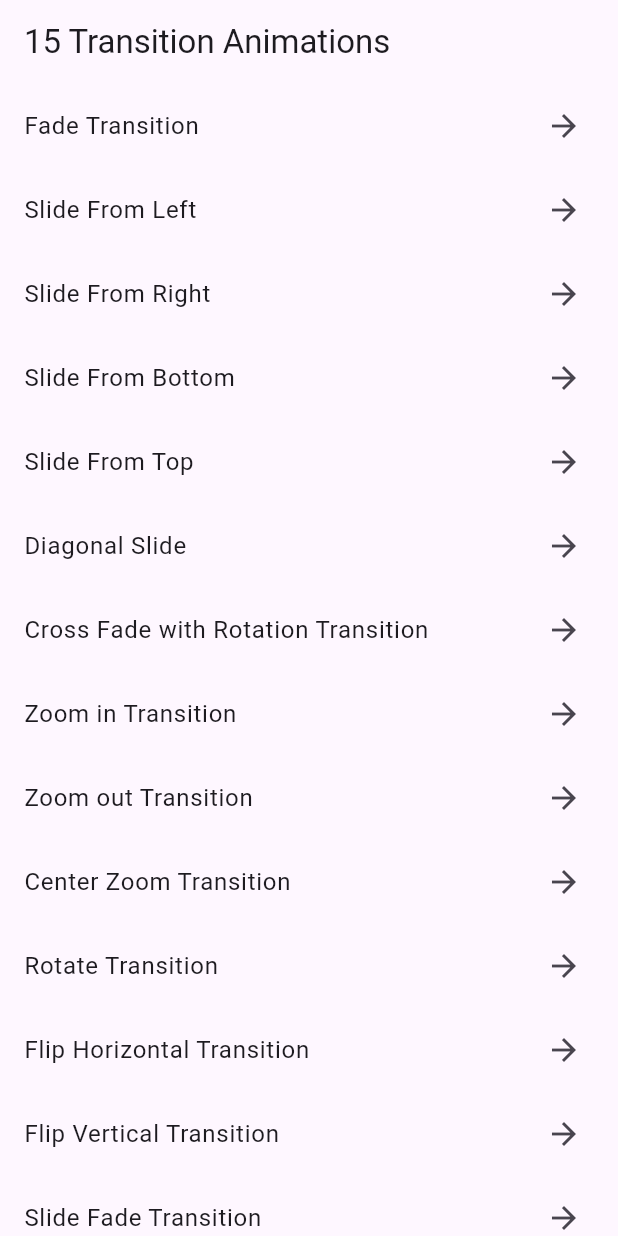
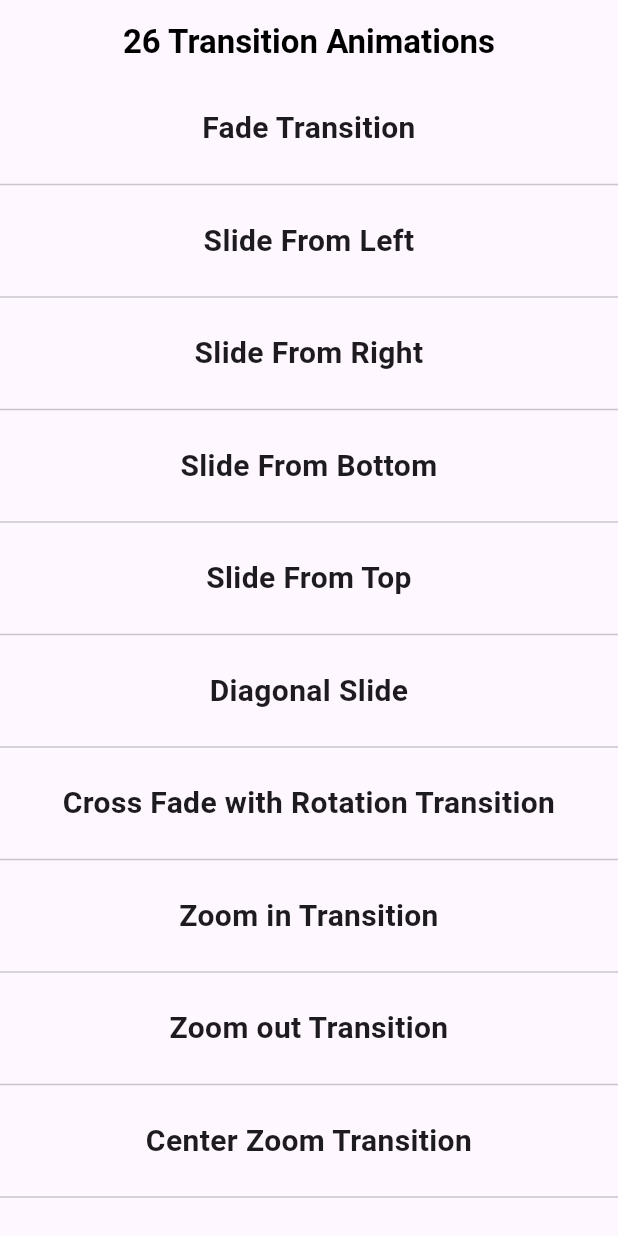
Before and after one commit to ParimSsme/screen_transitions, a Flutter app: the screen it shows after launch, on a phone screen of 412 x 824 dp. Run offline on Flutter 3.47's test engine with Material 3 defaults, Android fonts, the phone set to English and light mode, and no system bars.

Commit message:
add 10 screen transitions and fix design problems

```diff
--- a/lib/main.dart
+++ b/lib/main.dart
@@ -1,12 +1,22 @@
 import 'package:flutter/material.dart';
+import 'package:screen_transitions/page_routes/blur_to_clear.dart';
+import 'package:screen_transitions/page_routes/bounce_with_rotation.dart';
 import 'package:screen_transitions/page_routes/center_zoom.dart';
+import 'package:screen_transitions/page_routes/circular_reveal.dart';
 import 'package:screen_transitions/page_routes/cross_fade.dart';
 import 'package:screen_transitions/page_routes/diagonal_slide.dart';
+import 'package:screen_transitions/page_routes/elastic.dart';
 import 'package:screen_transitions/page_routes/fade.dart';
+import 'package:screen_transitions/page_routes/flip_3d_vertical.dart';
 import 'package:screen_transitions/page_routes/flip_horizontal.dart';
 import 'package:screen_transitions/page_routes/flip_vertical.dart';
+import 'package:screen_transitions/page_routes/fragmented_explode.dart';
+import 'package:screen_transitions/page_routes/gaussian_blur.dart';
+import 'package:screen_transitions/page_routes/icon_morph.dart';
+import 'package:screen_transitions/page_routes/parallax_zoom.dart';
 import 'package:screen_transitions/page_routes/rotate.dart';
 import 'package:screen_transitions/page_routes/scale_rotate.dart';
+import 'package:screen_transitions/page_routes/shape_morph.dart';
 import 'package:screen_transitions/page_routes/slide_fade.dart';
 import 'package:screen_transitions/page_routes/slide_from_bottom.dart';
 import 'package:screen_transitions/page_routes/slide_from_left.dart';
@@ -26,58 +36,145 @@ class TransitionDemoApp extends StatelessWidget {
     return MaterialApp(
       debugShowCheckedModeBanner: false,
       title: 'Transition Demo',
-      theme: ThemeData(primarySwatch: Colors.blue),
+      theme: ThemeData(
+        cardTheme: const CardTheme(color: Colors.black45),
+        appBarTheme: const AppBarTheme(
+          centerTitle: true,
+          titleTextStyle: TextStyle(
+              fontWeight: FontWeight.bold, color: Colors.black, fontSize: 22),
+        ),
+      ),
       home: HomeScreen(),
     );
   }
 }
 
 class HomeScreen extends StatelessWidget {
-  const HomeScreen({super.key});
+  HomeScreen({super.key});
+
+  final transitions = [
+    {'name': 'Fade Transition', 'route': (page) => Fade(page: page)},
+    {'name': 'Slide From Left', 'route': (page) => SlideFromLeft(page: page)},
+    {
+      'name': 'Slide From Right',
+      'route': (page) => SlideFromRight(page: page)
+    },
+    {
+      'name': 'Slide From Bottom',
+      'route': (page) => SlideFromBottom(page: page)
+    },
+    {'name': 'Slide From Top', 'route': (page) => SlideFromTop(page: page)},
+    {'name': 'Diagonal Slide', 'route': (page) => DiagonalSlide(page: page)},
+    {
+      'name': 'Cross Fade with Rotation Transition',
+      'route': (page) => CrossFade(page: page)
+    },
+    {'name': 'Zoom in Transition', 'route': (page) => ZoomIn(page: page)},
+    {'name': 'Zoom out Transition', 'route': (page) => ZoomOut(page: page)},
+    {
+      'name': 'Center Zoom Transition',
+      'route': (page) => CenterZoom(page: page)
+    },
+    {'name': 'Rotate Transition', 'route': (page) => Rotate(page: page)},
+    {
+      'name': 'Flip Horizontal Transition',
+      'route': (page) => FlipHorizontal(page: page)
+    },
+    {
+      'name': 'Flip Vertical Transition',
+      'route': (page) => FlipVertical(page: page)
+    },
+    {
+      'name': 'Slide Fade Transition',
+      'route': (page) => SlideFade(page: page)
+    },
+    {
+      'name': 'Scale Rotate Transition',
+      'route': (page) => ScaleRotate(page: page)
+    },
+    {
+      'name': 'Slide Scale Fade Transition',
+      'route': (page) => SlideScaleFade(page: page)
+    },
+    {'name': 'Elastic Transition', 'route': (page) => Elastic(page: page)},
+    {
+      'name': 'Complex Icon Morph Transition',
+      'route': (page) => ComplexIconMorph(page: page, iconData: Icons.star)
+    },
+    {
+      'name': 'Shape Morph Transition',
+      'route': (page) => ShapeMorph(page: page)
+    },
+    {
+      'name': 'Fragmented Explode Transition',
+      'route': (page) => FragmentedExplode(page: page)
+    },
+    {
+      'name': 'Gaussian Blur Transition',
+      'route': (page) => GaussianBlur(page: page)
+    },{
+      'name': 'Blur to Clear Transition',
+      'route': (page) => BlurToClear(page: page)
+    },{
+      'name': 'Parallax Zoom Transition',
+      'route': (page) => ParallaxZoom(page: page)
+    },{
+      'name': 'Circular Reveal Transition',
+      'route': (page) => CircularReveal(page: page)
+    },{
+      'name': 'Bounce with Rotation Transition',
+      'route': (page) => BounceWithRotation(page: page)
+    },{
+      'name': 'Flip 3D Vertical Transition',
+      'route': (page) => Flip3dVertical(page: page)
+    },
+  ];
 
   @override
   Widget build(BuildContext context) {
-    final transitions = [
-      {'name': 'Fade Transition', 'route': (page) => Fade(page: page)},
-      {'name': 'Slide From Left', 'route': (page) => SlideFromLeft(page: page)},
-      {'name': 'Slide From Right', 'route': (page) => SlideFromRight(page: page)},
-      {'name': 'Slide From Bottom', 'route': (page) => SlideFromBottom(page: page)},
-      {'name': 'Slide From Top', 'route': (page) => SlideFromTop(page: page)},
-      {'name': 'Diagonal Slide', 'route': (page) => DiagonalSlide(page: page)},
-      {'name': 'Cross Fade with Rotation Transition', 'route': (page) => CrossFade(page: page)},
-      {'name': 'Zoom in Transition', 'route': (page) => ZoomIn(page: page)},
-      {'name': 'Zoom out Transition', 'route': (page) => ZoomOut(page: page)},
-      {'name': 'Center Zoom Transition', 'route': (page) => CenterZoom(page: page)},
-      {'name': 'Rotate Transition', 'route': (page) => Rotate(page: page)},
-      {'name': 'Flip Horizontal Transition', 'route': (page) => FlipHorizontal(page: page)},
-      {'name': 'Flip Vertical Transition', 'route': (page) => FlipVertical(page: page)},
-      {'name': 'Slide Fade Transition', 'route': (page) => SlideFade(page: page)},
-      {'name': 'Scale Rotate Transition', 'route': (page) => ScaleRotate(page: page)},
-      {'name': 'Slide Scale Fade Transition', 'route': (page) => SlideScaleFade(page: page)},
-      // {'name': 'Custom Curve', 'route': (page) => CustomCurveRoute(page: page)},
-      // {'name': 'Circular Reveal', 'route': (page) => CircularRevealRoute(page: page)},
-      // {'name': 'Flip 3D', 'route': (page) => Flip3DRoute(page: page)},
-      // {'name': 'Elastic Transition', 'route': (page) => ElasticRoute(page: page)},
-      // {'name': 'Bounce Transition', 'route': (page) => BounceRoute(page: page)},
-    ];
 
     return Scaffold(
-      appBar: AppBar(title: Text('15 Transition Animations')),
-      body: ListView.builder(
+      appBar: AppBar(title: Text('${transitions.length} Transition Animations')),
+      body: ListView.separated(
         itemCount: transitions.length,
         itemBuilder: (context, index) {
           final transition = transitions[index];
-          return ListTile(
-            title: Text(transition['name'] as String),
-            trailing: Icon(Icons.arrow_forward),
+          return GestureDetector(
             onTap: () {
-              Navigator.push(
-                context,
-                (transition['route'] as Function)(DetailsScreen(name: transition['name'] as String)),
-              );
+              if (context.mounted) {
+                Navigator.push(
+                  context,
+                  (transition['route'] as Function)(DetailsScreen(name: transition['name'] as String)),
+                );
+              }
             },
+            child: _ListItem(
+              name: transition['name'] as String,
+            ),
           );
         },
+        separatorBuilder: (_, __) => Divider(),
+      ),
+    );
+  }
+}
+
+class _ListItem extends StatelessWidget {
+  final String name;
+  const _ListItem({
+    required this.name,
+  });
+
+  @override
+  Widget build(BuildContext context) {
+    return Padding(
+      padding: const EdgeInsets.all(15.0),
+      child: Text(
+        name,
+        textAlign: TextAlign.center,
+        style: const TextStyle(
+            fontSize: 20,
+            fontWeight: FontWeight.bold,),
       ),
     );
   }
@@ -91,7 +188,10 @@ class DetailsScreen extends StatelessWidget {
   @override
   Widget build(BuildContext context) {
     return Scaffold(
-      appBar: AppBar(title: Text(name)),
+      backgroundColor: Colors.grey.shade600,
+      appBar: AppBar(
+        title: Text(name),
+      ),
       body: Center(
         child: Text(
           'This is the $name screen!',
@@ -102,122 +202,3 @@ class DetailsScreen extends StatelessWidget {
     );
   }
 }
-
-class CustomCurveRoute extends PageRouteBuilder {
-  final Widget page;
-
-  CustomCurveRoute({required this.page})
-      : super(
-    pageBuilder: (context, animation, secondaryAnimation) => page,
-    transitionsBuilder: (context, animation, secondaryAnimation, child) {
-      final curvedAnimation =
-      CurvedAnimation(parent: animation, curve: Curves.easeInOutCubic);
-      return FadeTransition(opacity: curvedAnimation, child: child);
-    },
-  );
-}
-
-class CircularRevealRoute extends PageRouteBuilder {
-  final Widget page;
-
-  CircularRevealRoute({required this.page})
-      : super(
-    pageBuilder: (context, animation, secondaryAnimation) => page,
-    transitionsBuilder: (context, animation, secondaryAnimation, child) {
-      return Stack(
-        children: [
-          Positioned.fill(
-            child: ClipPath(
-              clipper: CircularRevealClipper(animation.value),
-              child: child,
-            ),
-          ),
-        ],
-      );
-    },
-  );
-}
-
-class CircularRevealClipper extends CustomClipper<Path> {
-  final double revealProgress;
-
-  CircularRevealClipper(this.revealProgress);
-
-  @override
-  Path getClip(Size size) {
-    final center = Offset(size.width / 2, size.height / 2);
-    final radius = revealProgress * size.longestSide;
-    return Path()..addOval(Rect.fromCircle(center: center, radius: radius));
-  }
-
-  @override
-  bool shouldReclip(CircularRevealClipper oldClipper) =>
-      revealProgress != oldClipper.revealProgress;
-}
-
-class Flip3DRoute extends PageRouteBuilder {
-  final Widget page;
-
-  Flip3DRoute({required this.page})
-      : super(
-    pageBuilder: (context, animation, secondaryAnimation) => page,
-    transitionsBuilder: (context, animation, secondaryAnimation, child) {
-      final flipAnimation = Tween<double>(begin: 0.0, end: 1.0).animate(animation);
-
-      return AnimatedBuilder(
-        animation: flipAnimation,
-        builder: (context, child) {
-          final isFront = flipAnimation.value < 0.5;
-          return Transform(
-            alignment: Alignment.center,
-            transform: Matrix4.identity()
-              ..setEntry(3, 2, 0.001) // Perspective
-              ..rotateY(flipAnimation.value * 3.14159), // Rotate on Y-axis
-            child: isFront ? child : page,
-          );
-        },
-        child: child,
-      );
-    },
-  );
-}
-
-class ElasticRoute extends PageRouteBuilder {
-  final Widget page;
-
-  ElasticRoute({required this.page})
-      : super(
-    pageBuilder: (context, animation, secondaryAnimation) => page,
-    transitionsBuilder: (context, animation, secondaryAnimation, child) {
-      final elasticAnimation = CurvedAnimation(
-        parent: animation,
-        curve: Curves.elasticOut,
-      );
-
-      return ScaleTransition(
-        scale: elasticAnimation,
-        child: child,
-      );
-    },
-  );
-}
-
-class BounceRoute extends PageRouteBuilder {
-  final Widget page;
-
-  BounceRoute({required this.page})
-      : super(
-    pageBuilder: (context, animation, secondaryAnimation) => page,
-    transitionsBuilder: (context, animation, secondaryAnimation, child) {
-      final bounceAnimation = CurvedAnimation(
-        parent: animation,
-        curve: Curves.bounceOut,
-      );
-
-      return ScaleTransition(
-        scale: bounceAnimation,
-        child: child,
-      );
-    },
-  );
-}
--- /dev/null
+++ b/lib/page_routes/blur_to_clear.dart
@@ -0,0 +1,28 @@
+import 'dart:ui';
+
+import 'package:flutter/cupertino.dart';
+
+class BlurToClear extends PageRouteBuilder {
+  final Widget page;
+
+  BlurToClear({required this.page})
+      : super(
+    pageBuilder: (context, animation, secondaryAnimation) => page,
+    transitionsBuilder: (context, animation, secondaryAnimation, child) {
+      return AnimatedBuilder(
+        animation: animation,
+        builder: (context, child) {
+          double blurValue = animation.value * 10;
+          return BackdropFilter(
+            filter: ImageFilter.blur(sigmaX: blurValue, sigmaY: blurValue),
+            child: FadeTransition(
+              opacity: animation,
+              child: child,
+            ),
+          );
+        },
+        child: child,
+      );
+    },
+  );
+}
--- /dev/null
+++ b/lib/page_routes/circular_reveal.dart
@@ -0,0 +1,39 @@
+import 'package:flutter/cupertino.dart';
+
+class CircularReveal extends PageRouteBuilder {
+  final Widget page;
+
+  CircularReveal({required this.page})
+      : super(
+    pageBuilder: (context, animation, secondaryAnimation) => page,
+    transitionsBuilder: (context, animation, secondaryAnimation, child) {
+      return Stack(
+        children: [
+          Positioned.fill(
+            child: ClipPath(
+              clipper: CircularRevealClipper(animation.value),
+              child: child,
+            ),
+          ),
+        ],
+      );
+    },
+  );
+}
+
+class CircularRevealClipper extends CustomClipper<Path> {
+  final double revealProgress;
+
+  CircularRevealClipper(this.revealProgress);
+
+  @override
+  Path getClip(Size size) {
+    final center = Offset(size.width / 2, size.height / 2);
+    final radius = revealProgress * size.longestSide;
+    return Path()..addOval(Rect.fromCircle(center: center, radius: radius));
+  }
+
+  @override
+  bool shouldReclip(CircularRevealClipper oldClipper) =>
+      revealProgress != oldClipper.revealProgress;
+}
--- /dev/null
+++ b/lib/page_routes/elastic.dart
@@ -0,0 +1,21 @@
+import 'package:flutter/cupertino.dart';
+
+class Elastic extends PageRouteBuilder {
+  final Widget page;
+
+  Elastic({required this.page})
+      : super(
+    pageBuilder: (context, animation, secondaryAnimation) => page,
+    transitionsBuilder: (context, animation, secondaryAnimation, child) {
+      final elasticAnimation = CurvedAnimation(
+        parent: animation,
+        curve: Curves.elasticOut,
+      );
+
+      return ScaleTransition(
+        scale: elasticAnimation,
+        child: child,
+      );
+    },
+  );
+}
--- /dev/null
+++ b/lib/page_routes/flip_3d_vertical.dart
@@ -0,0 +1,37 @@
+import 'package:flutter/cupertino.dart';
+
+class Flip3dVertical<T> extends PageRouteBuilder<T> {
+  final Widget page;
+  final Duration duration;
+
+  Flip3dVertical({
+    required this.page,
+    this.duration = const Duration(seconds: 1),
+  }) : super(
+    pageBuilder: (context, animation, secondaryAnimation) => page,
+    transitionsBuilder: (context, animation, secondaryAnimation, child) {
+      // Flip animation along the Y-axis
+      var flipAnimation = Tween<double>(
+        begin: 1.0, // Start fully visible
+        end: 0.0, // Flip over (disappears on the backside)
+      ).animate(CurvedAnimation(
+        parent: animation,
+        curve: Curves.easeInOut,
+      ));
+
+      // Create a 3D vertical flip using Transform
+      return AnimatedBuilder(
+        animation: flipAnimation,
+        builder: (context, child) {
+          // Flip the screen vertically along the Y-axis
+          return Transform(
+            transform: Matrix4.rotationX(flipAnimation.value * 3.14159), // Rotation in radians
+            alignment: Alignment.center,
+            child: child,
+          );
+        },
+        child: child,
+      );
+    },
+  );
+}
--- /dev/null
+++ b/lib/page_routes/parallax_zoom.dart
@@ -0,0 +1,26 @@
+import 'package:flutter/cupertino.dart';
+
+class ParallaxZoom extends PageRouteBuilder {
+  final Widget page;
+
+  ParallaxZoom({required this.page})
+      : super(
+    pageBuilder: (context, animation, secondaryAnimation) => page,
+    transitionsBuilder: (context, animation, secondaryAnimation, child) {
+      return AnimatedBuilder(
+        animation: animation,
+        builder: (context, child) {
+          final double scale = 1 + (0.2 * (1 - animation.value));
+          return Transform.scale(
+            scale: scale,
+            child: Transform.translate(
+              offset: Offset(0, (1 - animation.value) * 50),
+              child: child,
+            ),
+          );
+        },
+        child: child,
+      );
+    },
+  );
+}
```
Also changed, not shown: lib/page_routes/bounce_with_rotation.dart (added, +56 -0 lines), lib/page_routes/fragmented_explode.dart (added, +70 -0 lines), lib/page_routes/gaussian_blur.dart (added, +27 -0 lines), lib/page_routes/icon_morph.dart (added, +54 -0 lines), lib/page_routes/shape_morph.dart (added, +77 -0 lines).
